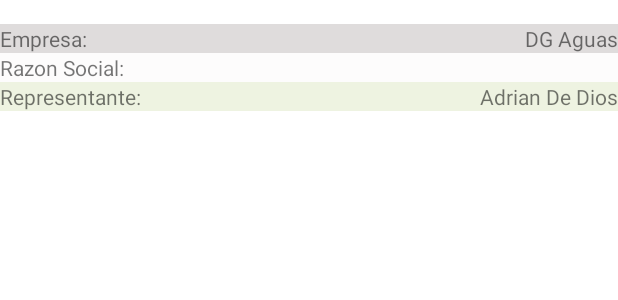
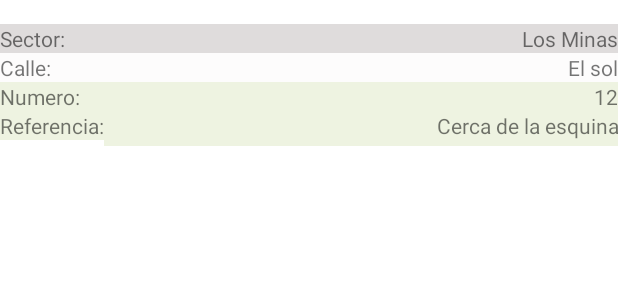
Before and after one commit to JoelEspinal/client-directions, an Android app: the layout recycleview_address_item.xml on its own in the app's theme, with its tools: preview values and no code run, on a phone screen of 412 x 824 dp. Shown: the top 300 px of the screen. Run offline under Robolectric (Android 15) with nearby library versions, the phone set to English and light mode, and no system bars.

Commit message:
✨ Add address adapter with layout

```diff
--- a/app/src/main/res/layout/recycleview_address_item.xml
+++ b/app/src/main/res/layout/recycleview_address_item.xml
@@ -6,7 +6,7 @@
     android:layout_height="wrap_content">
 
     <TextView
-        android:id="@+id/client_name_textview"
+        android:id="@+id/sector_textview"
         android:layout_width="0dp"
         android:layout_height="wrap_content"
         android:layout_marginTop="16dp"
@@ -15,53 +15,74 @@
         app:layout_constraintEnd_toEndOf="parent"
         app:layout_constraintStart_toEndOf="@+id/textView"
         app:layout_constraintTop_toTopOf="parent"
-        tools:text="DG Aguas" />
+        tools:text="Los Minas" />
 
     <TextView
-        android:id="@+id/agent_name_textview"
+        android:id="@+id/number_textview"
         android:layout_width="0dp"
         android:layout_height="wrap_content"
         android:background="#EEF3E1"
         android:textAlignment="textEnd"
         app:layout_constraintEnd_toEndOf="parent"
         app:layout_constraintStart_toEndOf="@+id/textView3"
-        app:layout_constraintTop_toBottomOf="@+id/social_reason_textview"
-        tools:text="Adrian De Dios" />
+        app:layout_constraintTop_toBottomOf="@+id/street_textview"
+        tools:text="12" />
 
     <TextView
-        android:id="@+id/social_reason_textview"
+        android:id="@+id/referernce_textview"
+        android:layout_width="0dp"
+        android:layout_height="23dp"
+        android:background="#EEF3E1"
+        android:textAlignment="textEnd"
+        app:layout_constraintEnd_toEndOf="parent"
+        app:layout_constraintStart_toEndOf="@+id/textView4"
+        app:layout_constraintTop_toBottomOf="@+id/number_textview"
+        tools:text="Cerca de la esquina" />
+
+    <TextView
+        android:id="@+id/street_textview"
         android:layout_width="0dp"
         android:layout_height="wrap_content"
         android:background="#FCFDFCFC"
         android:textAlignment="textEnd"
         app:layout_constraintEnd_toEndOf="parent"
         app:layout_constraintStart_toEndOf="@+id/textView2"
-        app:layout_constraintTop_toBottomOf="@+id/client_name_textview" />
+        app:layout_constraintTop_toBottomOf="@+id/sector_textview"
+        tools:text="El sol" />
 
     <TextView
         android:id="@+id/textView"
         android:layout_width="wrap_content"
         android:layout_height="wrap_content"
         android:background="#DFDCDC"
-        android:text="Empresa:"
+        android:text="Sector:"
         app:layout_constraintStart_toStartOf="parent"
-        app:layout_constraintTop_toTopOf="@+id/client_name_textview" />
+        app:layout_constraintTop_toTopOf="@+id/sector_textview" />
 
     <TextView
         android:id="@+id/textView2"
         android:layout_width="wrap_content"
         android:layout_height="wrap_content"
         android:background="#FCFDFCFC"
-        android:text="Razon Social:"
+        android:text="Calle:"
         app:layout_constraintStart_toStartOf="parent"
-        app:layout_constraintTop_toBottomOf="@+id/client_name_textview" />
+        app:layout_constraintTop_toBottomOf="@+id/sector_textview" />
 
     <TextView
         android:id="@+id/textView3"
         android:layout_width="wrap_content"
         android:layout_height="wrap_content"
         android:background="#EEF3E1"
-        android:text="Representante:"
+        android:text="Numero:"
         app:layout_constraintStart_toStartOf="parent"
-        app:layout_constraintTop_toBottomOf="@+id/social_reason_textview" />
+        app:layout_constraintTop_toBottomOf="@+id/street_textview" />
+
+    <TextView
+        android:id="@+id/textView4"
+        android:layout_width="wrap_content"
+        android:layout_height="wrap_content"
+        android:background="#EEF3E1"
+        android:text="Referencia:"
+        app:layout_constraintStart_toStartOf="parent"
+        app:layout_constraintTop_toBottomOf="@+id/number_textview" />
 </androidx.constraintlayout.widget.ConstraintLayout>
```
Also changed, not shown: app/src/main/java/com/beanstage/clientinfo/adapters/AddressListAdapter.kt (added, +62 -0 lines).
